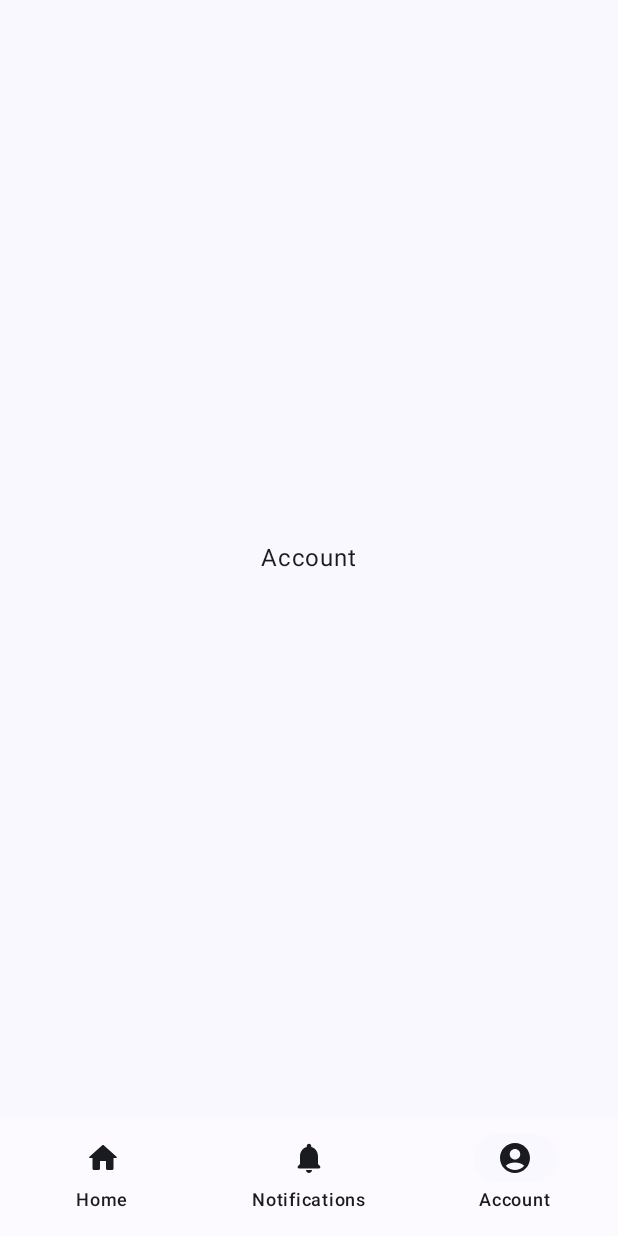
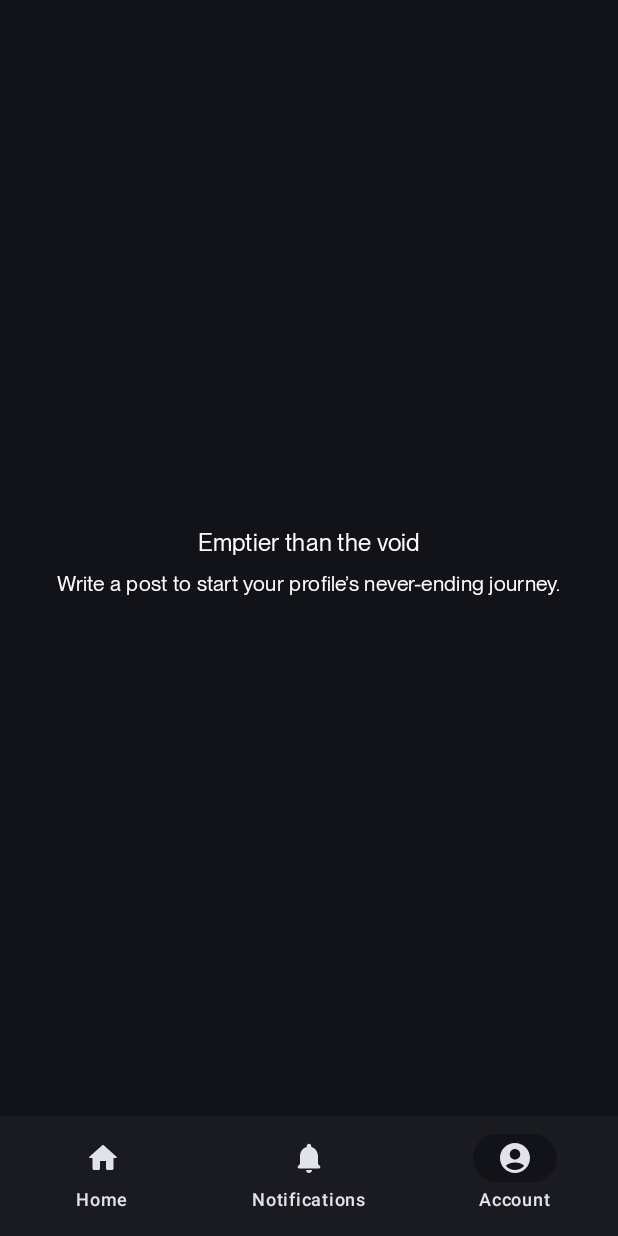
Before and after one commit to mduc-dev/tutorial_compose, an Android app built with Jetpack Compose: the screen it shows after launch (MainActivity), item 3 of the bottom bar chosen, on a phone screen of 412 x 824 dp. Run offline under Robolectric (Android 15) with nearby library versions, the phone set to English and light mode, and no system bars.

Commit message:
feat: add components + fonts

```diff
--- a/app/src/main/java/com/example/kotlin_compose/presentation/MainActivity.kt
+++ b/app/src/main/java/com/example/kotlin_compose/presentation/MainActivity.kt
@@ -17,7 +17,7 @@ class MainActivity : ComponentActivity() {
 
         super.onCreate(savedInstanceState)
         setContent {
-            Kotlin_composeTheme {
+            Kotlin_composeTheme(darkTheme = true) {
                 Surface(
                     modifier = Modifier.fillMaxSize(),
                     color = MaterialTheme.colorScheme.background,
--- /dev/null
+++ b/app/src/main/java/com/example/kotlin_compose/presentation/components/NoExistData.kt
@@ -0,0 +1,47 @@
+package com.example.kotlin_compose.presentation.components
+
+import androidx.compose.foundation.layout.Arrangement
+import androidx.compose.foundation.layout.Box
+import androidx.compose.foundation.layout.Column
+import androidx.compose.foundation.layout.fillMaxSize
+import androidx.compose.foundation.layout.padding
+import androidx.compose.material3.MaterialTheme
+import androidx.compose.material3.Text
+import androidx.compose.runtime.Composable
+import androidx.compose.ui.Alignment
+import androidx.compose.ui.Modifier
+import androidx.compose.ui.graphics.Color
+import androidx.compose.ui.tooling.preview.Preview
+import androidx.compose.ui.unit.dp
+import com.example.kotlin_compose.ui.theme.PPNeu
+
+@Composable
+fun NoExistData(textNull: String = "Emptier than the void",subTextNull: String?) {
+    Box(modifier = Modifier.fillMaxSize()) {
+        Column(
+            modifier = Modifier
+                .fillMaxSize()
+                .align(Alignment.Center),
+            verticalArrangement = Arrangement.Center,
+            horizontalAlignment = Alignment.CenterHorizontally
+        ) {
+            Text(text = textNull,modifier= Modifier.padding(vertical = 5.dp), style = MaterialTheme.typography.titleMedium.copy(
+                color = Color.White,
+                fontFamily = PPNeu
+            ))
+            if (subTextNull != null) {
+                Text(text = subTextNull,style = MaterialTheme.typography.bodyMedium.copy(
+                    color = Color.White,
+                    fontFamily = PPNeu
+                ))
+            }
+
+        }
+    }
+}
+
+@Composable
+@Preview(showBackground = true, backgroundColor = 0xFF1A1A1A, showSystemUi = true)
+fun PreviewNoExistData(){
+    NoExistData(subTextNull = "Write a post to start your profile’s never-ending journey")
+}
--- a/app/src/main/java/com/example/kotlin_compose/presentation/screens/account/Account.kt
+++ b/app/src/main/java/com/example/kotlin_compose/presentation/screens/account/Account.kt
@@ -6,8 +6,11 @@ import androidx.compose.foundation.layout.Column
 import androidx.compose.foundation.layout.fillMaxSize
 import androidx.compose.material3.Text
 import androidx.compose.runtime.Composable
+import androidx.compose.ui.tooling.preview.Preview
 import androidx.compose.ui.Alignment
 import androidx.compose.ui.Modifier
+import com.example.kotlin_compose.presentation.components.NoExistData
+import com.example.kotlin_compose.presentation.utils.isEmpty
 
 @Composable
 fun Account() {
@@ -19,7 +22,19 @@ fun Account() {
             verticalArrangement = Arrangement.Center,
             horizontalAlignment = Alignment.CenterHorizontally
         ) {
-            Text(text = "Account")
+            if(isEmpty(null))
+                NoExistData(subTextNull = "Write a post to start your profile’s never-ending journey.")
+            else {
+                Text(text = "hello")
+            }
+
         }
     }
 }
+
+
+@Preview(apiLevel = 33, showBackground = true, backgroundColor = 0xFF1A1A1A, showSystemUi = true)
+@Composable
+fun AccountPreview() {
+    Account()
+}
--- /dev/null
+++ b/app/src/main/java/com/example/kotlin_compose/presentation/utils/Hepler.kt
@@ -0,0 +1,11 @@
+package com.example.kotlin_compose.presentation.utils
+
+
+fun isEmpty(value: Any?): Boolean {
+    if (value == null) return true
+    return when (value) {
+        is String -> value.isEmpty()
+        is Collection<*> -> value.isEmpty()
+        else -> false
+    }
+}
--- a/app/src/main/java/com/example/kotlin_compose/ui/theme/Type.kt
+++ b/app/src/main/java/com/example/kotlin_compose/ui/theme/Type.kt
@@ -5,6 +5,9 @@ import androidx.compose.ui.text.TextStyle
 import androidx.compose.ui.text.font.FontFamily
 import androidx.compose.ui.text.font.FontWeight
 import androidx.compose.ui.unit.sp
+import androidx.compose.ui.text.font.Font
+import androidx.compose.ui.text.font.FontStyle
+import com.example.kotlin_compose.R
 
 // Set of Material typography styles to start with
 val Typography =
@@ -34,3 +37,9 @@ val Typography =
     )
          */
     )
+
+// Set custom font
+val PPNeu = FontFamily(
+    Font(R.font.ppneuemontreal_regular, FontWeight.Normal, FontStyle.Normal),
+    Font(R.font.ppneuemontreal_bold, FontWeight.Bold, FontStyle.Normal),
+)
```
Also changed, not shown: app/src/main/java/com/example/kotlin_compose/presentation/components/Button.kt (added, +8 -0 lines), app/src/main/res/font/ppneuemontreal_bold.ttf (added), app/src/main/res/font/ppneuemontreal_regular.ttf (added). Lines whose indentation alone changed are shown as unchanged.
